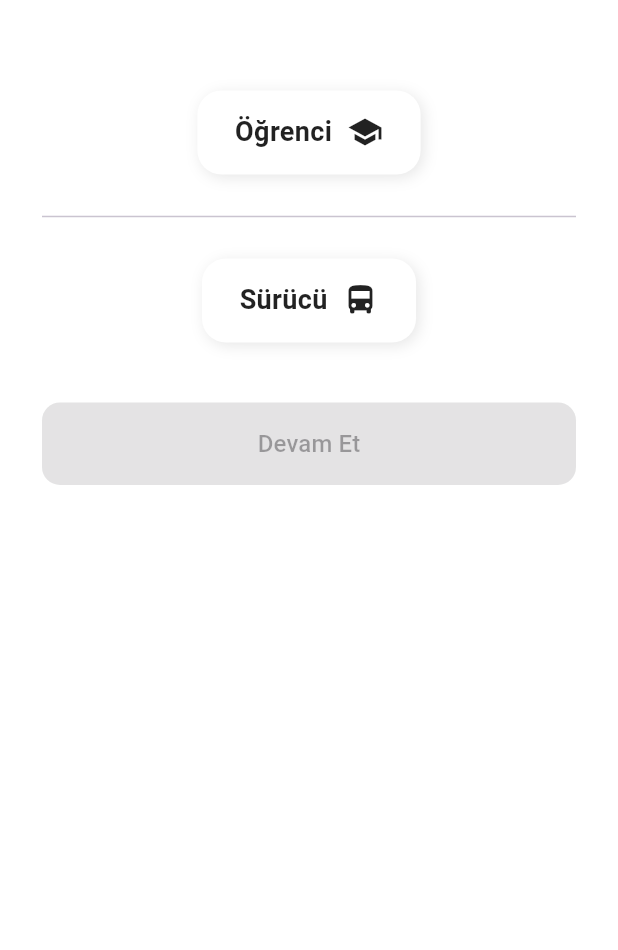
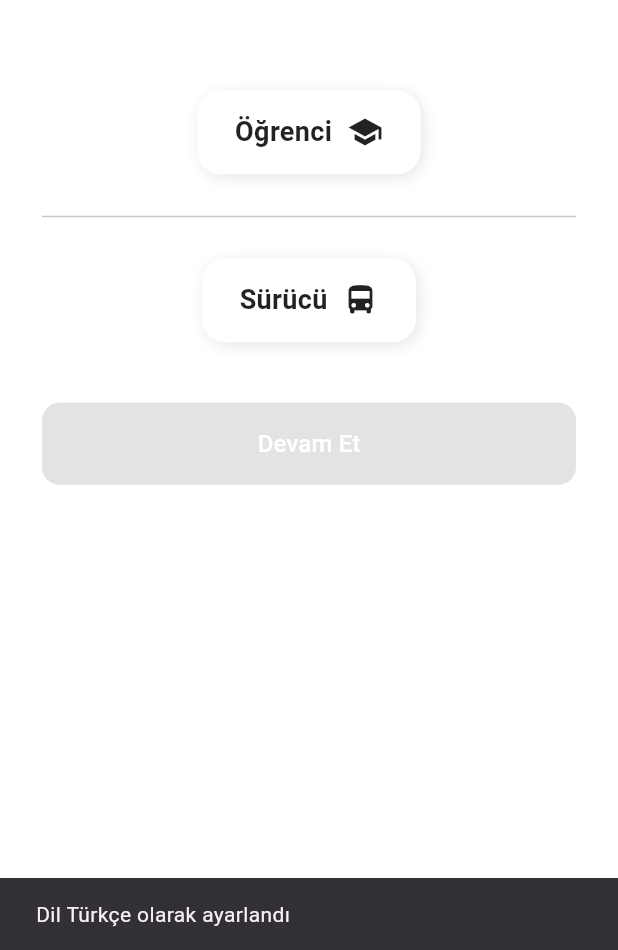
Before and after one commit to icechidi/UniRoute-Bus-Tracking-System, a Flutter app: the screen it shows after launch, after a tap on "🇹🇷", on a phone screen of 412 x 824 dp, the part 286-1236 px from its top. Run offline on Flutter 3.47's test engine with Material 3 defaults, Android fonts, the phone set to English and light mode, and no system bars; our stand-ins replace cloud_firestore, country_picker, easy_localization, firebase_auth, firebase_core, firebase_crashlytics and 6 more; accounts and stored records are empty.

Commit message:
Updated Screens and Localizations

```diff
--- a/uniroute/assets/lang/en.json
+++ b/uniroute/assets/lang/en.json
@@ -60,5 +60,6 @@
   "enter_code": "Enter the code sent to your email",
   "verify": "Verify",
   "verification_code_sent": "Verification code has been sent to your email.",
-  "resend_in": "Resend in {seconds}s"
+  "resend_in": "Resend in 60 seconds",
+  "invalid_code": "The code you entered is invalid or expired."
 }
--- a/uniroute/assets/lang/tr.json
+++ b/uniroute/assets/lang/tr.json
@@ -60,5 +60,6 @@
   "enter_code": "E-postanıza gönderilen kodu girin",
   "verify": "Doğrula",
   "verification_code_sent": "Doğrulama kodu e-postanıza gönderildi.",
-  "resend_in": "{seconds}s içinde tekrar gönder"
+  "resend_in": "60 seconds içinde tekrar gönder",
+  "invalid_code": "Girdiğiniz kod geçersiz veya süresi dolmuş."
 }
--- a/uniroute/lib/screens/role_selector_screen.dart
+++ b/uniroute/lib/screens/role_selector_screen.dart
@@ -1,6 +1,7 @@
 import 'package:flutter/material.dart';
 import 'package:easy_localization/easy_localization.dart';
 import 'package:shared_preferences/shared_preferences.dart';
+import 'package:flutter/services.dart';
 import 'student_login_screen.dart';
 import 'driver_login_screen.dart';
 
@@ -15,6 +16,9 @@ class _RoleSelectorScreenState extends State<RoleSelectorScreen>
     with SingleTickerProviderStateMixin {
   String? _selectedRole;
   bool _languageSelected = false;
+  bool _isLoading = false;
+  bool _isNavigating = false;
+
   late AnimationController _animationController;
   late Animation<Offset> _slideAnimation;
 
@@ -22,6 +26,7 @@ class _RoleSelectorScreenState extends State<RoleSelectorScreen>
   void initState() {
     super.initState();
     _initLanguageCheck();
+    _loadSelectedRole();
     _animationController = AnimationController(
       duration: const Duration(milliseconds: 500),
       vsync: this,
@@ -57,32 +62,61 @@ class _RoleSelectorScreenState extends State<RoleSelectorScreen>
     await context.setLocale(locale);
     setState(() => _languageSelected = true);
     await _animationController.reverse(); // Slide down
+
+    ScaffoldMessenger.of(context).showSnackBar(
+      SnackBar(
+        content: Text(
+          locale.languageCode == 'tr'
+              ? 'Dil Türkçe olarak ayarlandı'
+              : 'Language set to English',
+        ),
+        duration: const Duration(seconds: 2),
+      ),
+    );
   }
 
   void _selectRole(String role) {
+    HapticFeedback.selectionClick();
     setState(() {
       _selectedRole = role;
     });
   }
 
+  Future<void> _loadSelectedRole() async {
+    final prefs = await SharedPreferences.getInstance();
+    final savedRole = prefs.getString('userRole');
+    if (savedRole != null) {
+      setState(() => _selectedRole = savedRole);
+    }
+  }
+
   Future<void> _saveRoleAndContinue() async {
-    if (_selectedRole == null) return;
+    if (_selectedRole == null || _isNavigating) return;
+
+    setState(() {
+      _isNavigating = true;
+      _isLoading = true;
+    });
+
     SharedPreferences prefs = await SharedPreferences.getInstance();
     await prefs.setString('userRole', _selectedRole!);
 
     if (!mounted) return;
 
-    if (_selectedRole == 'student') {
-      Navigator.push(
+    Widget screen = _selectedRole == 'student'
+        ? const StudentLoginScreen()
+        : const DriverLoginScreen();
+
+    await Navigator.push(
       context,
-        MaterialPageRoute(builder: (_) => const StudentLoginScreen()),
+      MaterialPageRoute(builder: (_) => screen),
     );
-    } else {
-      Navigator.push(
-        context,
-        MaterialPageRoute(builder: (_) => const DriverLoginScreen()),
-      );
-    }
+
+    if (!mounted) return;
+    setState(() {
+      _isLoading = false;
+      _isNavigating = false;
+    });
   }
 
   Widget _roleButton(String label, IconData icon, String role) {
@@ -140,11 +174,17 @@ class _RoleSelectorScreenState extends State<RoleSelectorScreen>
                 crossAxisAlignment: CrossAxisAlignment.center,
                 children: [
                   const SizedBox(height: 40),
-                  Image.asset('assets/images/bus_logo.png', width: 200,
+                  Semantics(
+                    label: 'Bus app logo',
+                    child: Image.asset(
+                      'assets/images/bus_logo.png',
+                      width: 200,
                       errorBuilder: (context, error, stackTrace) {
                         return const Icon(Icons.directions_bus,
                             size: 200, color: Colors.grey);
-                  }),
+                      },
+                    ),
+                  ),
                   const SizedBox(height: 60),
                   _roleButton('student', Icons.school, 'student'),
                   const SizedBox(height: 20),
@@ -155,8 +195,9 @@ class _RoleSelectorScreenState extends State<RoleSelectorScreen>
                   SizedBox(
                     width: double.infinity,
                     child: ElevatedButton(
-                      onPressed:
-                          _selectedRole == null ? null : _saveRoleAndContinue,
+                      onPressed: _selectedRole == null || _isLoading
+                          ? null
+                          : _saveRoleAndContinue,
                       style: ElevatedButton.styleFrom(
                         backgroundColor: Colors.black,
                         padding: const EdgeInsets.symmetric(vertical: 16),
@@ -164,9 +205,17 @@ class _RoleSelectorScreenState extends State<RoleSelectorScreen>
                           borderRadius: BorderRadius.circular(12),
                         ),
                       ),
-                      child: Text(
+                      child: _isLoading
+                          ? const CircularProgressIndicator(
+                              valueColor:
+                                  AlwaysStoppedAnimation<Color>(Colors.white),
+                            )
+                          : Text(
                               "continue".tr(),
-                        style: const TextStyle(fontSize: 16),
+                              style: const TextStyle(
+                                fontSize: 16,
+                                color: Colors.white, // ✅ white text color
+                              ),
                             ),
                     ),
                   ),
@@ -198,9 +247,9 @@ class _RoleSelectorScreenState extends State<RoleSelectorScreen>
                       child: Column(
                         mainAxisSize: MainAxisSize.min,
                         children: [
-                          const Text(
-                            'Language / Dil',
-                            style: TextStyle(
+                          Text(
+                            'select_language'.tr(),
+                            style: const TextStyle(
                               fontSize: 18,
                               fontWeight: FontWeight.bold,
                             ),
```
Also changed, not shown: uniroute/lib/screens/complete_profile_screen.dart (+58 -14 lines), uniroute/lib/screens/create_account_screen.dart (+45 -13 lines), uniroute/lib/screens/driver_login_screen.dart (+25 -1 lines), uniroute/lib/screens/email_verification_screen.dart (+65 -46 lines), uniroute/lib/screens/student_login_screen.dart (+114 -86 lines), 1 other file. Lines whose indentation alone changed are shown as unchanged.
